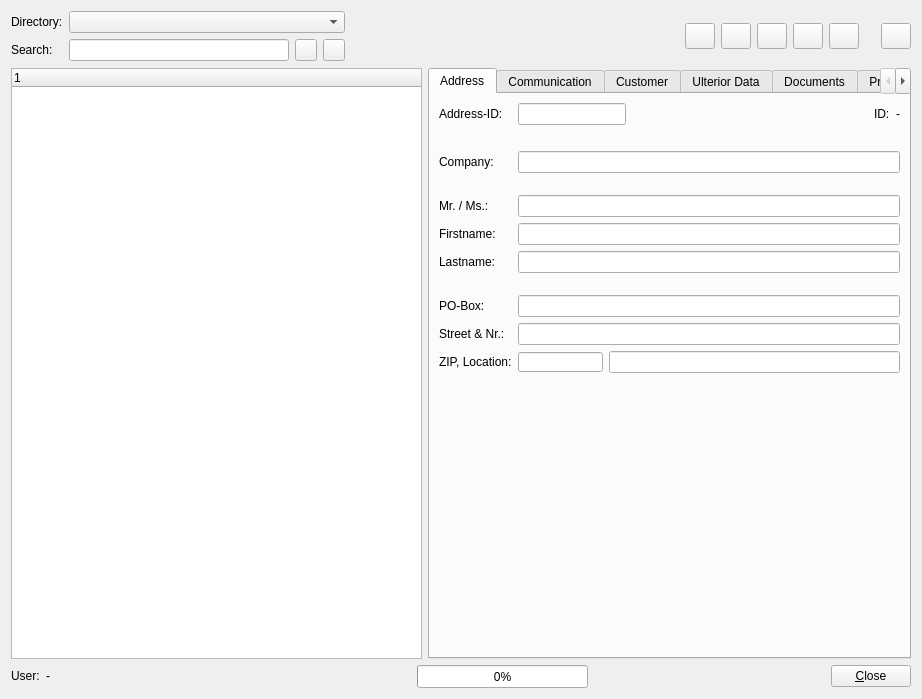
The window that trunk/ui/addrfrm.ui (BackupTheBerlios/first4-svn) describes before a commit, drawn with Qt 5.
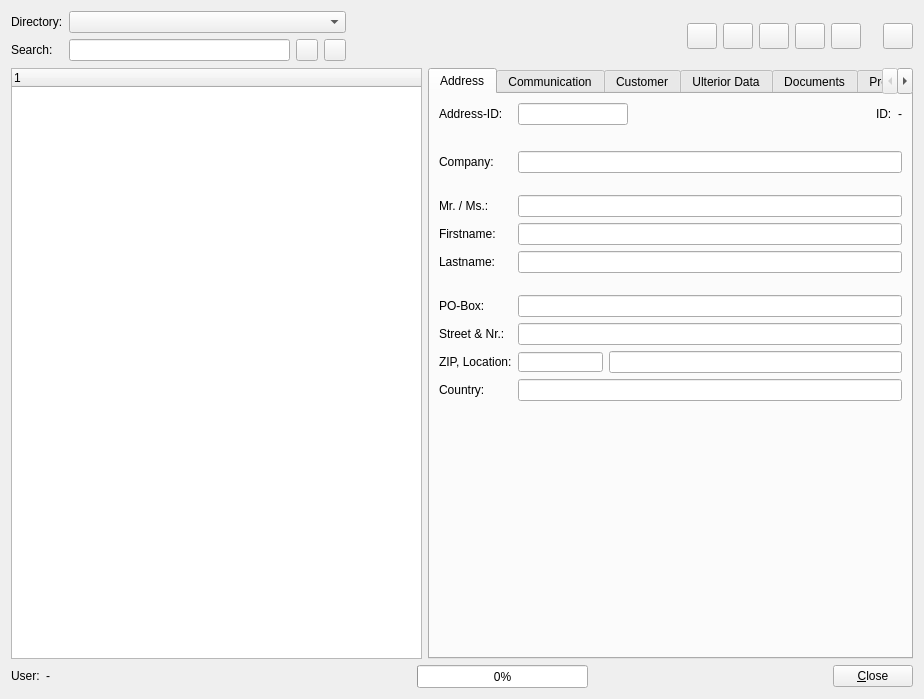
The same window after the commit. Icons and pictures are not drawn.

What changed in the file:
```diff
--- a/trunk/ui/addrfrm.ui
+++ b/trunk/ui/addrfrm.ui
@@ -576,15 +576,29 @@
        <item row="10" column="2" colspan="4" >
         <widget class="QLineEdit" name="adr9b" />
        </item>
-       <item row="11" column="1" colspan="2" >
+       <item row="11" column="0" >
+        <widget class="QLabel" name="label_28" >
+         <property name="text" >
+          <string>Country:</string>
+         </property>
+        </widget>
+       </item>
+       <item row="11" column="1" colspan="5" >
+        <widget class="QLineEdit" name="adr31" >
+         <property name="text" >
+          <string/>
+         </property>
+        </widget>
+       </item>
+       <item row="12" column="1" colspan="2" >
         <spacer>
          <property name="orientation" >
           <enum>Qt::Vertical</enum>
          </property>
          <property name="sizeHint" >
           <size>
-           <width>20</width>
-           <height>211</height>
+           <width>110</width>
+           <height>221</height>
           </size>
          </property>
         </spacer>
```
